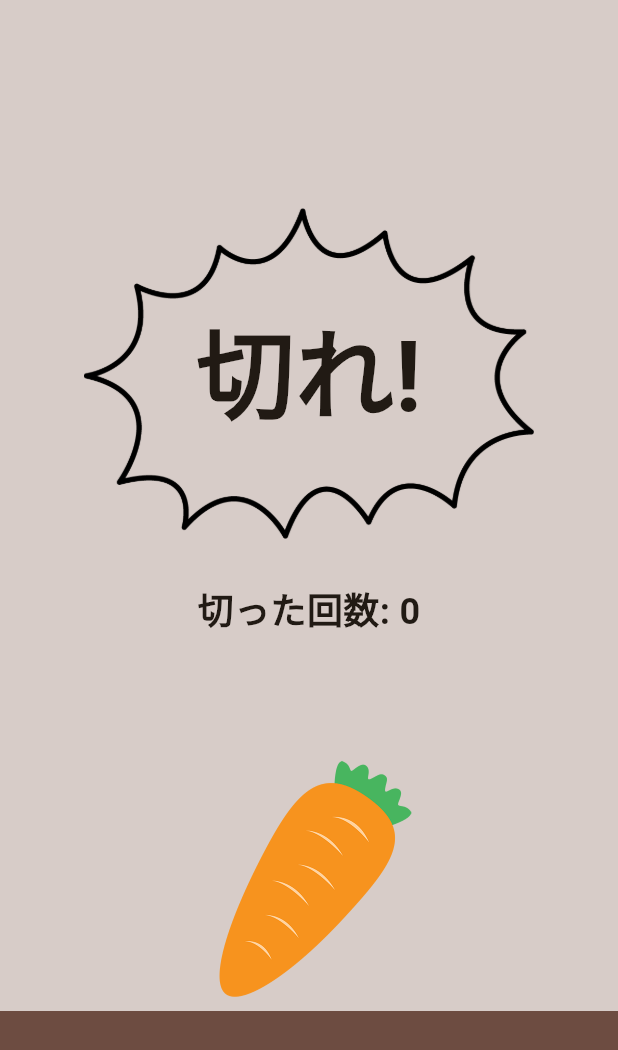
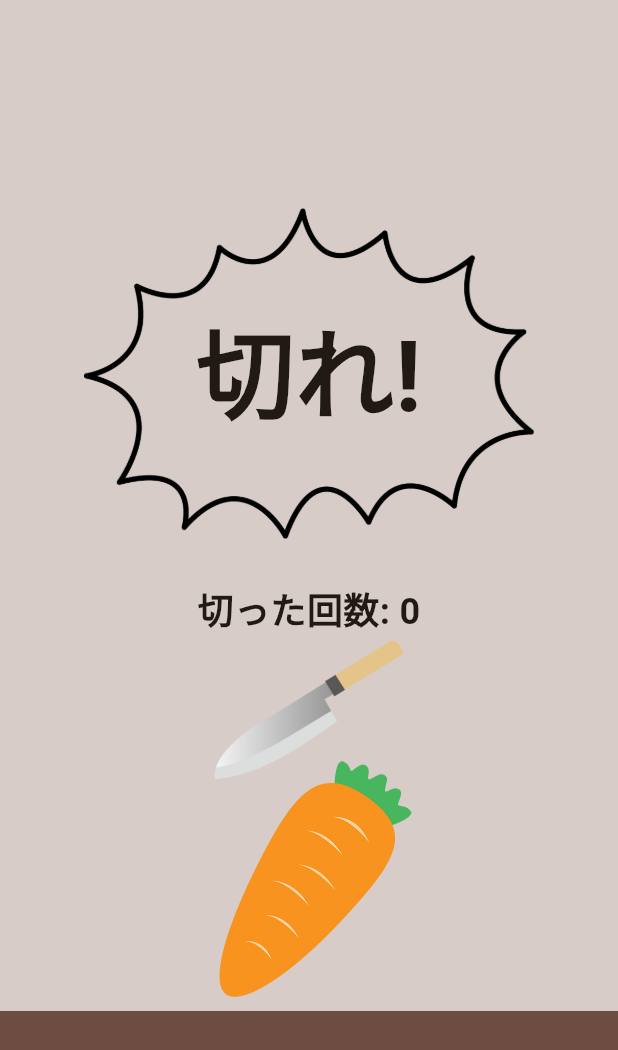
Before and after one commit to mercy34mercy/watnow_hackathon_2025_team1, a Flutter app: the CookCarrotScreen screen opened by its route, on a phone screen of 412 x 824 dp. Shown: the top 1050 px of the screen. Run offline on Flutter 3.47's test engine with Material 3 defaults, Android fonts, the phone set to English and light mode, and no system bars; our stand-ins replace audioplayers, sensors_plus, shared_preferences, vibration; accounts and stored records are empty.

Commit message:
人参の料理画面にナイフを追加、料理画面にバイブ追加

```diff
--- a/lib/screens/cook_carrot.dart
+++ b/lib/screens/cook_carrot.dart
@@ -3,6 +3,7 @@ import 'package:sensors_plus/sensors_plus.dart';
 import 'dart:async';
 import 'dart:math';
 import 'package:audioplayers/audioplayers.dart';
+import 'package:vibration/vibration.dart';
 
 class CookCarrotScreen extends StatefulWidget {
   const CookCarrotScreen({super.key});
@@ -54,6 +55,10 @@ class _CookCarrotScreenState extends State<CookCarrotScreen>
             isCooked = true;
             _playse('cook_success.mp3');
             _bgmPlayer.dispose();
+            player.onPlayerComplete.listen((event) {
+              player.dispose();
+  // 指定した処理
+});
           }
         });
       }
@@ -86,6 +91,7 @@ class _CookCarrotScreenState extends State<CookCarrotScreen>
         setState(() {
           _shakeCount++;
           _playse('cut.mp3');
+          Vibration.vibrate(duration: 300);
           _carrotPosition = min(_shakeCount * 2.0, 20.0);
 
           if (_shakeCount >= 5) {
@@ -247,18 +253,33 @@ class _CookCarrotScreenState extends State<CookCarrotScreen>
   builder: (context, child) {
     return Transform.translate(
       offset: Offset(
-                          _shakeAnimation.value *
-                              sin(_animationController.value * pi * 2),
+        _shakeAnimation.value * sin(_animationController.value * pi * 2),
         0,
       ),
       child: Transform.translate(
         offset: Offset(0, -_carrotPosition),
-                          child: Image.asset(
-                            isCooked
-                                ? 'assets/carrotcake.png'
-                                : 'assets/ninzin.png',
+        child: Stack(
+  alignment: Alignment.bottomCenter,
+  clipBehavior: Clip.none,
+  children: [
+    // 🥕 人参を先に描画
+    Image.asset(
+      isCooked ? 'assets/carrotcake.png' : 'assets/ninzin.png',
       height: isCooked ? 500 : 200,
     ),
+
+    // 🔪 ナイフを上に描画
+    if (!isCooked)
+    Positioned(
+      bottom: (isCooked ? 500 : 200) - 50, // ← 位置は調整してね
+      child: Image.asset(
+        'assets/knife.png',
+        width: 150,
+      ),
+    ),
+  ],
+),
+
       ),
     );
   },
--- a/pubspec.yaml
+++ b/pubspec.yaml
@@ -92,6 +92,7 @@ flutter:
     - assets/furiage.mp3
     - assets/punch.mp3
     - assets/yokoni.mp3
+    - assets/knife.png
 
   # An image asset can refer to one or more resolution-specific "variants", see
   # https://flutter.dev/to/resolution-aware-images
```
Also changed, not shown: lib/screens/cook_melon.dart (+10 -0 lines), lib/screens/cook_pumpkin.dart (+8 -0 lines), assets/knife.png (added). Lines whose indentation alone changed are shown as unchanged.
